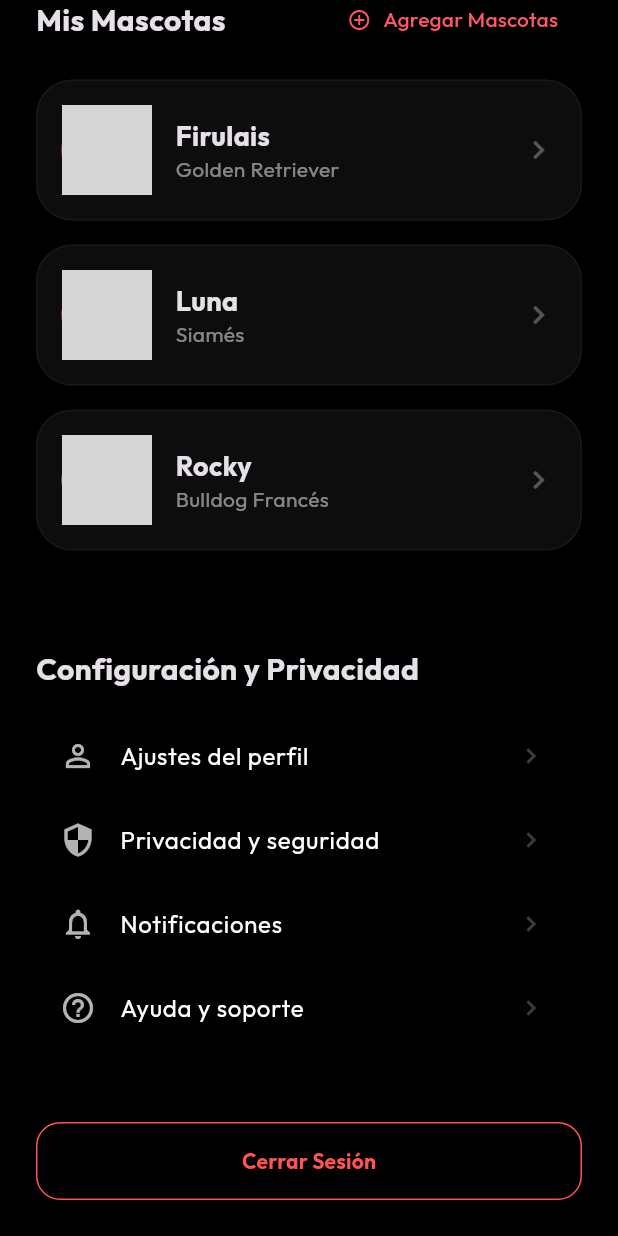
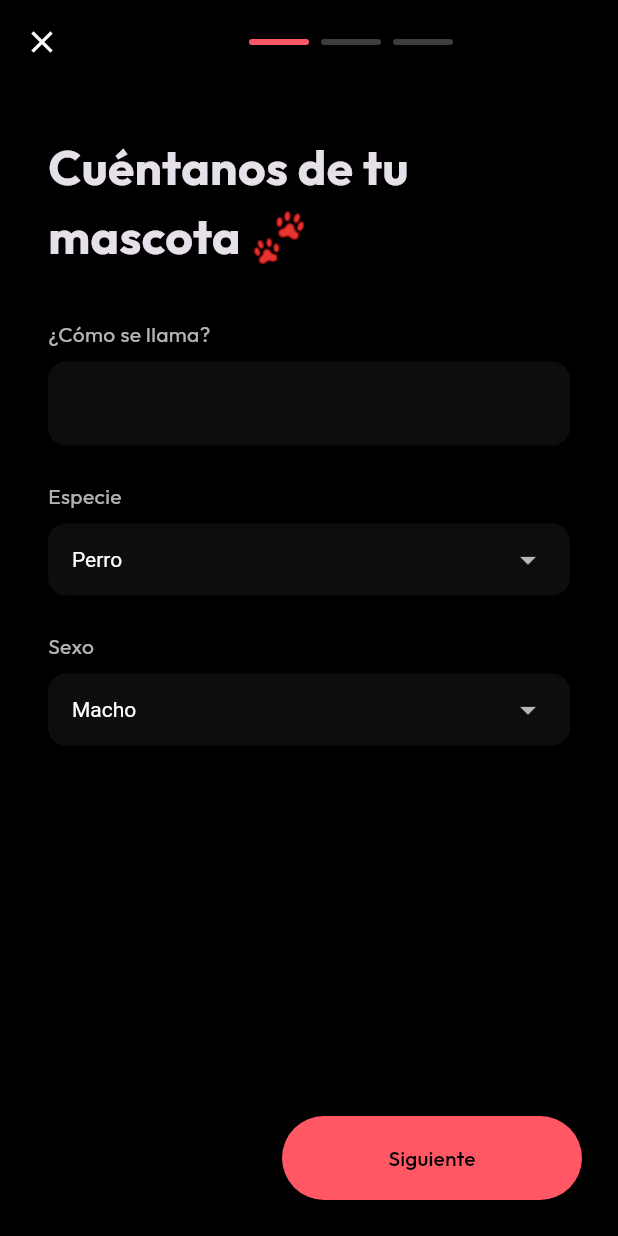
Before and after one commit to fhuertabackup/tindpets, a Flutter app: the TutorProfileScreen screen opened directly, scrolled down 450 dp, after a tap on "Agregar Mascotas", on a phone screen of 412 x 824 dp. Run offline on Flutter 3.47's test engine with Material 3 defaults, Android fonts, the phone set to English and light mode, and no system bars; our stand-ins replace flutter_card_swiper, font_awesome_flutter, google_fonts; network calls fail; grey boxes are pictures that could not be loaded.

Commit message:
Complete Screen Flow: Registration, Add Pet Wizard, Filters, and Match Celebration

```diff
--- /dev/null
+++ b/lib/screens/add_pet_wizard_screen.dart
@@ -0,0 +1,219 @@
+
+import 'package:flutter/material.dart';
+import '../theme/app_theme.dart';
+
+class AddPetWizardScreen extends StatefulWidget {
+  const AddPetWizardScreen({super.key});
+
+  @override
+  State<AddPetWizardScreen> createState() => _AddPetWizardScreenState();
+}
+
+class _AddPetWizardScreenState extends State<AddPetWizardScreen> {
+  int _currentStep = 0;
+
+  // Step 1: Basic Info
+  final _nameController = TextEditingController();
+  String _selectedSpecies = 'Perro';
+  String _selectedGender = 'Macho';
+
+  // Step 2: Details
+  String _selectedEnergy = 'Media';
+  String _selectedGoal = 'Socialización';
+
+  @override
+  Widget build(BuildContext context) {
+    return Scaffold(
+      backgroundColor: Colors.black,
+      appBar: AppBar(
+        backgroundColor: Colors.transparent,
+        elevation: 0,
+        leading: IconButton(
+          icon: const Icon(Icons.close, color: Colors.white),
+          onPressed: () => Navigator.pop(context),
+        ),
+        title: _buildStepIndicator(),
+      ),
+      body: PageView(
+        physics: const NeverScrollableScrollPhysics(),
+        children: [
+          _buildBasicInfoStep(),
+          _buildDetailsStep(),
+          _buildMediaStep(),
+        ],
+      ),
+      bottomNavigationBar: _buildBottomBar(),
+    );
+  }
+
+  Widget _buildStepIndicator() {
+    return Row(
+      mainAxisAlignment: MainAxisAlignment.center,
+      children: List.generate(3, (index) => Container(
+        margin: const EdgeInsets.symmetric(horizontal: 4),
+        width: 40,
+        height: 4,
+        decoration: BoxDecoration(
+          color: index <= _currentStep ? AppTheme.primaryColor : Colors.white24,
+          borderRadius: BorderRadius.circular(2),
+        ),
+      )),
+    );
+  }
+
+  Widget _buildBasicInfoStep() {
+    return Padding(
+      padding: const EdgeInsets.all(32.0),
+      child: Column(
+        crossAxisAlignment: CrossAxisAlignment.start,
+        children: [
+          const Text('Cuéntanos de tu\nmascota 🐾', style: TextStyle(fontSize: 32, fontWeight: FontWeight.bold)),
+          const SizedBox(height: 32),
+          _buildTextField('¿Cómo se llama?', _nameController),
+          const SizedBox(height: 24),
+          _buildDropdown('Especie', ['Perro', 'Gato'], _selectedSpecies, (val) => setState(() => _selectedSpecies = val!)),
+          const SizedBox(height: 24),
+          _buildDropdown('Sexo', ['Macho', 'Hembra'], _selectedGender, (val) => setState(() => _selectedGender = val!)),
+        ],
+      ),
+    );
+  }
+
+  Widget _buildDetailsStep() {
+    return Padding(
+      padding: const EdgeInsets.all(32.0),
+      child: Column(
+        crossAxisAlignment: CrossAxisAlignment.start,
+        children: [
+          const Text('Personalidad y\nObjetivos ✨', style: TextStyle(fontSize: 32, fontWeight: FontWeight.bold)),
+          const SizedBox(height: 32),
+          _buildDropdown('Nivel de energía', ['Baja', 'Media', 'Alta', 'Explosiva'], _selectedEnergy, (val) => setState(() => _selectedEnergy = val!)),
+          const SizedBox(height: 24),
+          _buildDropdown('¿Qué buscas?', ['Socialización', 'Cruza Responsable', 'Ambos'], _selectedGoal, (val) => setState(() => _selectedGoal = val!)),
+          const SizedBox(height: 24),
+          _buildTextField('Breve descripción', TextEditingController(), maxLines: 3),
+        ],
+      ),
+    );
+  }
+
+  Widget _buildMediaStep() {
+    return Padding(
+      padding: const EdgeInsets.all(32.0),
+      child: Column(
+        crossAxisAlignment: CrossAxisAlignment.start,
+        children: [
+          const Text('Sube sus mejores\nfotos 📸', style: TextStyle(fontSize: 32, fontWeight: FontWeight.bold)),
+          const SizedBox(height: 32),
+          Expanded(
+            child: GridView.builder(
+              gridDelegate: const SliverGridDelegateWithFixedCrossAxisCount(
+                crossAxisCount: 3,
+                crossAxisSpacing: 12,
+                mainAxisSpacing: 12,
+              ),
+              itemCount: 6,
+              itemBuilder: (context, index) => Container(
+                decoration: BoxDecoration(
+                  color: Colors.white10,
+                  borderRadius: BorderRadius.circular(12),
+                  border: Border.all(color: Colors.white24, style: BorderStyle.merge(BorderSide.none, BorderSide.none)),
+                ),
+                child: const Icon(Icons.add_a_photo_outlined, color: Colors.white38),
+              ),
+            ),
+          ),
+          const Center(
+            child: Text(
+              'Añade al menos 2 fotos para continuar',
+              style: TextStyle(color: Colors.white38, fontSize: 12),
+            ),
+          ),
+        ],
+      ),
+    );
+  }
+
+  Widget _buildBottomBar() {
+    return SafeArea(
+      child: Padding(
+        padding: const EdgeInsets.all(24.0),
+        child: Row(
+          children: [
+            if (_currentStep > 0)
+              IconButton(
+                onPressed: () => setState(() => _currentStep--),
+                icon: const Icon(Icons.arrow_back, color: Colors.white),
+              ),
+            const Spacer(),
+            SizedBox(
+              width: 200,
+              child: FilledButton(
+                onPressed: () {
+                  if (_currentStep < 2) {
+                    setState(() => _currentStep++);
+                  } else {
+                    Navigator.pop(context);
+                  }
+                },
+                style: FilledButton.styleFrom(
+                  backgroundColor: AppTheme.primaryColor,
+                  padding: const EdgeInsets.symmetric(vertical: 18),
+                  shape: RoundedRectangleBorder(borderRadius: BorderRadius.circular(100)),
+                ),
+                child: Text(_currentStep < 2 ? 'Siguiente' : 'Finalizar'),
+              ),
+            ),
+          ],
+        ),
+      ),
+    );
+  }
+
+  Widget _buildTextField(String label, TextEditingController controller, {int maxLines = 1}) {
+    return Column(
+      crossAxisAlignment: CrossAxisAlignment.start,
+      children: [
+        Text(label, style: const TextStyle(color: Colors.white70, fontSize: 14)),
+        const SizedBox(height: 8),
+        TextField(
+          controller: controller,
+          maxLines: maxLines,
+          style: const TextStyle(color: Colors.white),
+          decoration: InputDecoration(
+            filled: true,
+            fillColor: Colors.white.withOpacity(0.05),
+            border: OutlineInputBorder(borderRadius: BorderRadius.circular(12), borderSide: BorderSide.none),
+          ),
+        ),
+      ],
+    );
+  }
+
+  Widget _buildDropdown(String label, List<String> items, String current, Function(String?) onChanged) {
+    return Column(
+      crossAxisAlignment: CrossAxisAlignment.start,
+      children: [
+        Text(label, style: const TextStyle(color: Colors.white70, fontSize: 14)),
+        const SizedBox(height: 8),
+        Container(
+          padding: const EdgeInsets.symmetric(horizontal: 16),
+          decoration: BoxDecoration(
+            color: Colors.white.withOpacity(0.05),
+            borderRadius: BorderRadius.circular(12),
+          ),
+          child: DropdownButtonHideUnderline(
+            child: DropdownButton<String>(
+              value: current,
+              isExpanded: true,
+              dropdownColor: Colors.grey[900],
+              style: const TextStyle(color: Colors.white),
+              items: items.map((e) => DropdownMenuItem(value: e, child: Text(e))).toList(),
+              onChanged: onChanged,
+            ),
+          ),
+        ),
+      ],
+    );
+  }
+}
--- a/lib/screens/tutor_profile_screen.dart
+++ b/lib/screens/tutor_profile_screen.dart
@@ -4,6 +4,7 @@ import 'package:provider/provider.dart';
 import '../providers/pet_provider.dart';
 import '../theme/app_theme.dart';
 import 'pet_health_screen.dart';
+import 'add_pet_wizard_screen.dart';
 
 class TutorProfileScreen extends StatelessWidget {
   const TutorProfileScreen({super.key});
@@ -28,7 +29,12 @@ class TutorProfileScreen extends StatelessWidget {
                   children: [
                     const Text('Mis Mascotas', style: TextStyle(fontSize: 20, fontWeight: FontWeight.bold)),
                     TextButton.icon(
-                      onPressed: () {},
+                      onPressed: () {
+                        Navigator.push(
+                          context,
+                          MaterialPageRoute(builder: (context) => const AddPetWizardScreen()),
+                        );
+                      },
                       icon: const Icon(Icons.add_circle_outline, size: 16),
                       label: const Text('Agregar Mascotas'),
                     ),
--- a/lib/screens/welcome_screen.dart
+++ b/lib/screens/welcome_screen.dart
@@ -2,6 +2,7 @@
 import 'package:flutter/material.dart';
 import '../theme/app_theme.dart';
 import 'discovery_screen.dart';
+import 'registration_screen.dart';
 
 class WelcomeScreen extends StatelessWidget {
   const WelcomeScreen({super.key});
@@ -82,9 +83,9 @@ class WelcomeScreen extends StatelessWidget {
       width: double.infinity,
       child: FilledButton(
         onPressed: () {
-          Navigator.pushReplacement(
+          Navigator.push(
             context,
-            MaterialPageRoute(builder: (context) => const DiscoveryScreen()),
+            MaterialPageRoute(builder: (context) => const RegistrationScreen()),
           );
         },
         style: FilledButton.styleFrom(
```
Also changed, not shown: lib/screens/discovery_filters_screen.dart (added, +147 -0 lines), lib/screens/discovery_screen.dart (+36 -3 lines), lib/screens/match_celebration_screen.dart (added, +163 -0 lines), lib/screens/registration_screen.dart (added, +111 -0 lines).
